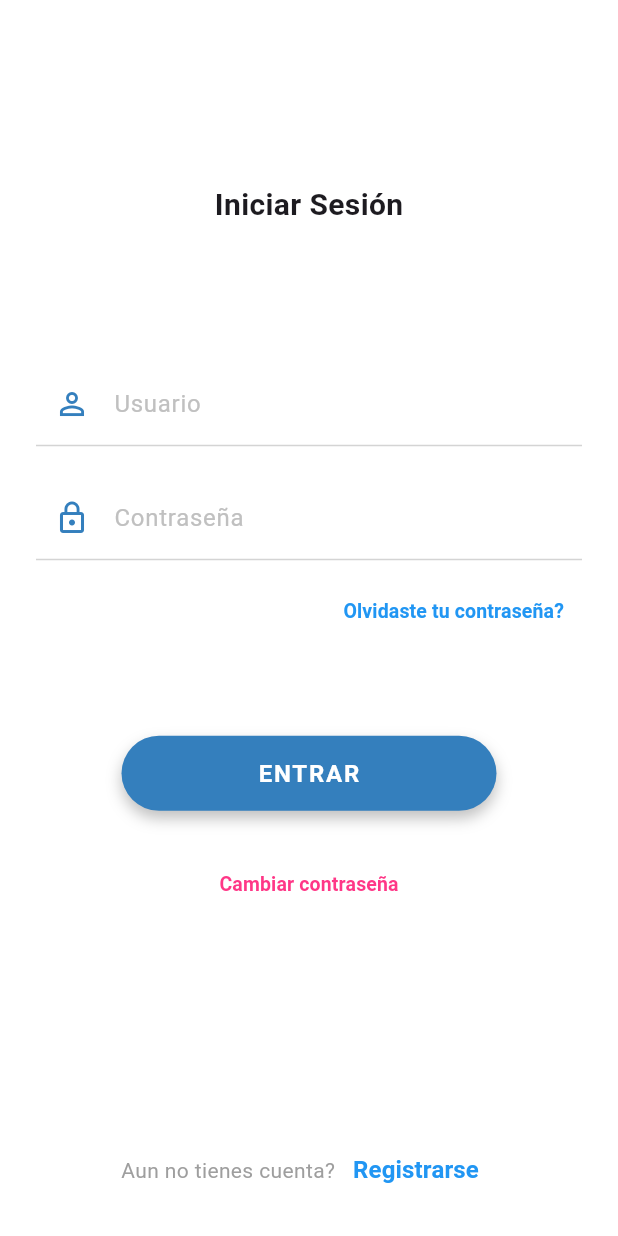
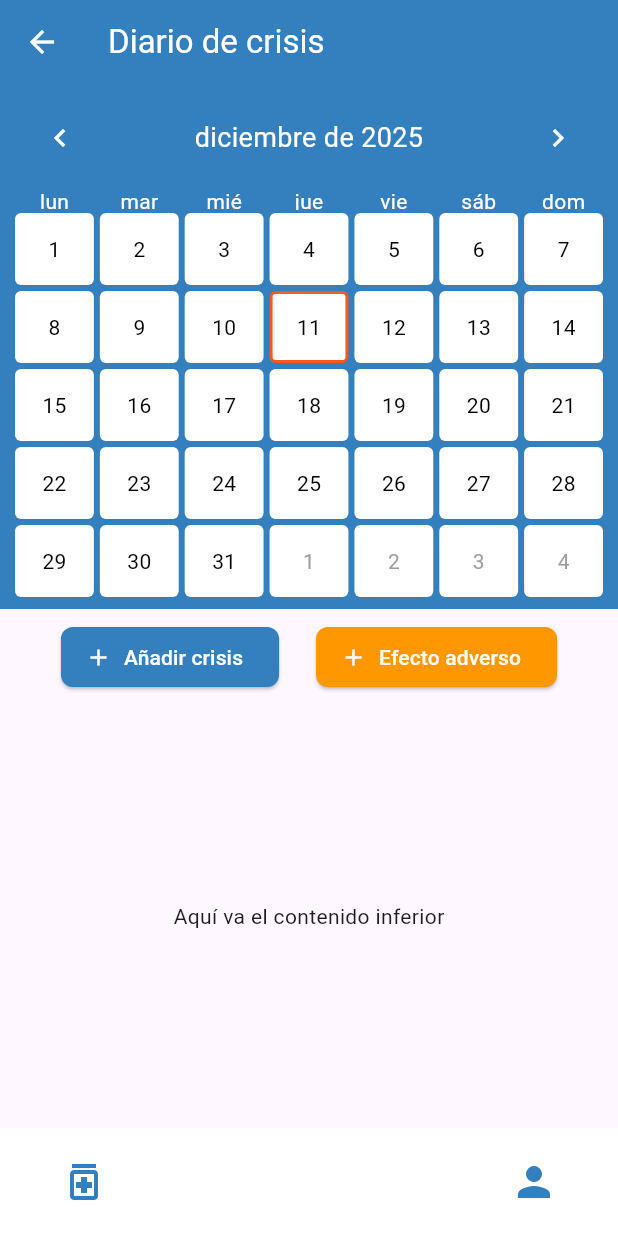
Before and after one commit to juanmarcos99/app, a Flutter app: the screen it shows after launch, on a phone screen of 412 x 824 dp. Run offline on Flutter 3.47's test engine with Material 3 defaults, Android fonts, the phone set to English and light mode, and no system bars; drawn by our look-alikes of table_calendar; our stand-ins replace equatable, flutter_bloc, get_it, sqflite; accounts and stored records are empty.

Commit message:
Se hizo la patalla diario

```diff
--- a/lib/app_routes.dart
+++ b/lib/app_routes.dart
@@ -1,10 +1,11 @@
+import 'package:app/features/diary/dairy.dart';
 import 'package:flutter/material.dart';
 import 'package:app/features/auth/ui/auth_ui.dart';
-
 
 class AppRoutes {
   static const login = '/login';
   static const register = '/register';
+  static const diary = '/diary';
 
   static Route<dynamic> generateRoute(RouteSettings settings) {
     switch (settings.name) {
@@ -12,11 +13,12 @@ class AppRoutes {
         return MaterialPageRoute(builder: (_) => const LoginPage());
       case register:
         return MaterialPageRoute(builder: (_) => const RegisterUserPage());
+      case diary:
+        return MaterialPageRoute(builder: (_) => const DiaryPage());
       default:
         return MaterialPageRoute(
-          builder: (_) => const Scaffold(
-            body: Center(child: Text('Ruta no encontrada')),
-          ),
+          builder: (_) =>
+              const Scaffold(body: Center(child: Text('Ruta no encontrada'))),
         );
     }
   }
--- a/lib/features/auth/ui/pages/login/login_screen.dart
+++ b/lib/features/auth/ui/pages/login/login_screen.dart
@@ -2,6 +2,7 @@ import 'package:app/core/core.dart';
 import 'package:flutter/material.dart';
 import 'package:flutter_bloc/flutter_bloc.dart';
 import 'package:app/features/auth/auth.dart';
+
 
 class LoginPage extends StatefulWidget {
   const LoginPage({super.key});
@@ -40,8 +41,7 @@ class _LoginPageState extends State<LoginPage> {
                   backgroundColor: Colors.green,
                 ),
               );
-              // Ejemplo: navegar a home
-              // Navigator.pushReplacementNamed(context, AppRoutes.home);
+              Navigator.pushNamed(context, AppRoutes.diary);
             }
           },
           builder: (context, state) {
--- /dev/null
+++ b/lib/features/diary/dairy.dart
@@ -0,0 +1 @@
+export 'ui/diary_ui.dart';
--- /dev/null
+++ b/lib/features/diary/ui/diary_ui.dart
@@ -0,0 +1,2 @@
+export 'pages/dairy/dairy_screen.dart';
+export 'pages/dairy/widgets/table_calendar.dart';
--- /dev/null
+++ b/lib/features/diary/ui/pages/dairy/dairy_screen.dart
@@ -0,0 +1,112 @@
+import 'package:flutter/material.dart';
+import 'package:app/features/diary/ui/diary_ui.dart';
+import 'package:app/core/theme/style/colors.dart';
+
+class DiaryPage extends StatelessWidget {
+  const DiaryPage({super.key});
+
+  @override
+  Widget build(BuildContext context) {
+    return Scaffold(
+      appBar: AppBar(
+        backgroundColor: AppColors.primary,
+        title: const Text("Diario de crisis", style: TextStyle(color: AppColors.white),),
+        automaticallyImplyLeading: true,
+        leading: IconButton(
+          icon: const Icon(Icons.arrow_back, color: Colors.white),
+          onPressed: () {
+            Navigator.of(context).pop(); // vuelve a la pantalla anterior
+          },
+        ),
+      ),
+      body: SafeArea(
+        child: Column(
+          children: [
+            // 👆 Calendario con altura fija
+            const SizedBox(height: 350, child: DiaryCalendar()),
+
+            // 👇 Botones pegados justo debajo del calendario
+            Padding(
+              padding: const EdgeInsets.symmetric(horizontal: 16, vertical: 8),
+              child: Row(
+                mainAxisAlignment: MainAxisAlignment.spaceEvenly,
+                children: [
+                  ElevatedButton.icon(
+                    style: ElevatedButton.styleFrom(
+                      backgroundColor: AppColors.primary,
+                      shape: RoundedRectangleBorder(
+                        borderRadius: BorderRadius.circular(8),
+                      ),
+                    ),
+                    icon: const Icon(Icons.add, color: Colors.white),
+                    label: const Text(
+                      "Añadir crisis",
+                      style: TextStyle(color: Colors.white),
+                    ),
+                    onPressed: () {
+                      // Acción para añadir crisis
+                    },
+                  ),
+                  ElevatedButton.icon(
+                    style: ElevatedButton.styleFrom(
+                      backgroundColor: Colors.orange,
+                      shape: RoundedRectangleBorder(
+                        borderRadius: BorderRadius.circular(8),
+                      ),
+                    ),
+                    icon: const Icon(Icons.add, color: Colors.white),
+                    label: const Text(
+                      "Efecto adverso",
+                      style: TextStyle(color: Colors.white),
+                    ),
+                    onPressed: () {
+                      // Acción para efecto adverso
+                    },
+                  ),
+                ],
+              ),
+            ),
+
+            // 👇 Espacio para el resto del contenido
+            const Expanded(
+              child: Center(child: Text("Aquí va el contenido inferior")),
+            ),
+          ],
+        ),
+      ),
+
+      // 👇 Pie de pantalla con iconos de píldoras y usuario
+      bottomNavigationBar: Container(
+        color: Colors.white,
+        padding: const EdgeInsets.symmetric(horizontal: 32, vertical: 12),
+        child: Row(
+          mainAxisAlignment: MainAxisAlignment.spaceBetween,
+          children: [
+            // Botón de píldoras
+            IconButton(
+              icon: const Icon(
+                Icons.medication_outlined,
+                size: 32,
+                color: AppColors.primary,
+              ),
+              onPressed: () {
+                // Acción para medicación
+              },
+            ),
+            // Botón de usuario
+            IconButton(
+              icon: const Icon(
+                Icons.person,
+                size: 32,
+                color: AppColors.primary,
+              ),
+              onPressed: () {
+                // Acción para perfil
+              },
+            ),
+          ],
+        ),
+      ),
+    );
+  }
+}
--- /dev/null
+++ b/lib/features/diary/ui/pages/dairy/widgets/table_calendar.dart
@@ -0,0 +1,93 @@
+import 'package:flutter/material.dart';
+import 'package:table_calendar/table_calendar.dart';
+import 'package:app/core/theme/style/colors.dart';
+
+class DiaryCalendar extends StatefulWidget {
+  const DiaryCalendar({super.key});
+
+  @override
+  State<DiaryCalendar> createState() => _DiaryCalendarState();
+}
+
+class _DiaryCalendarState extends State<DiaryCalendar> {
+  DateTime focusedDay = DateTime.now();
+  DateTime? selectedDay;
+
+  @override
+  Widget build(BuildContext context) {
+    return Container(
+      color: AppColors.primary, // 👈 fondo azul detrás del calendario
+      padding: const EdgeInsets.symmetric(horizontal: 8, vertical: 4),
+      child: TableCalendar(
+        locale: 'es_ES',
+        firstDay: DateTime.utc(2020, 1, 1),
+        lastDay: DateTime.utc(2030, 12, 31),
+        focusedDay: focusedDay,
+        selectedDayPredicate: (day) => isSameDay(selectedDay, day),
+        onDaySelected: (day, newFocusedDay) {
+          setState(() {
+            selectedDay = day;
+            // 👇 siempre actualizar el mes enfocado
+            focusedDay = day;
+          });
+        },
+        calendarFormat: CalendarFormat.month,
+        startingDayOfWeek: StartingDayOfWeek.monday,
+        headerStyle: const HeaderStyle(
+          formatButtonVisible: false,
+          titleCentered: true,
+          titleTextStyle: TextStyle(color: Colors.white, fontSize: 18),
+          leftChevronIcon: Icon(Icons.chevron_left, color: Colors.white),
+          rightChevronIcon: Icon(Icons.chevron_right, color: Colors.white),
+        ),
+        calendarStyle: CalendarStyle(
+          cellMargin: const EdgeInsets.all(2),
+
+          // 👇 Días del mes actual
+          defaultDecoration: BoxDecoration(
+            color: Colors.white,
+            borderRadius: BorderRadius.circular(4),
+          ),
+          weekendDecoration: BoxDecoration(
+            color: Colors.white,
+            borderRadius: BorderRadius.circular(4),
+          ),
+
+          // 👇 Día seleccionado
+          selectedDecoration: BoxDecoration(
+            color: Colors.orange,
+            borderRadius: BorderRadius.circular(4),
+          ),
+
+          // 👇 Día actual
+          todayDecoration: BoxDecoration(
+            color: Colors.white,
+            borderRadius: BorderRadius.circular(4),
+            border: Border.all(color: Colors.deepOrange, width: 2),
+          ),
+
+          // 👇 Texto de días del mes actual
+          defaultTextStyle: const TextStyle(color: Colors.black),
+          weekendTextStyle: const TextStyle(color: Colors.black),
+          selectedTextStyle: const TextStyle(color: Colors.white),
+          todayTextStyle: const TextStyle(color: Colors.black),
+
+          // 👇 Días de otro mes (fuera del mes actual)
+          outsideDecoration: BoxDecoration(
+            color: Colors.white,
+            borderRadius: BorderRadius.circular(4),
+          ),
+          outsideTextStyle: const TextStyle(color: Colors.grey), // 👈 letra gris
+        ),
+        daysOfWeekStyle: const DaysOfWeekStyle(
+          weekdayStyle: TextStyle(
+            color: Colors.white,
+          ), // días LUN-VIE en blanco
+          weekendStyle: TextStyle(
+            color: Colors.white,
+          ), // días SÁB-DOM en blanco
+        ),
+      ),
+    );
+  }
+}
--- a/lib/main.dart
+++ b/lib/main.dart
@@ -1,11 +1,16 @@
 import 'package:app/core/injection/injection.dart';
+import 'package:app/features/diary/ui/pages/dairy/dairy_screen.dart';
 import 'package:flutter/material.dart';
 import 'package:app/features/auth/auth.dart';
 import 'package:flutter_bloc/flutter_bloc.dart';
 import 'package:get_it/get_it.dart';
 
+import 'package:flutter_localizations/flutter_localizations.dart';
+import 'package:intl/date_symbol_data_local.dart';
+
 void main() async {
   WidgetsFlutterBinding.ensureInitialized();
+  await initializeDateFormatting('es_ES', null);
   await initCoreDependencies();
   initAuthDependencies();
   runApp(const MainApp());
@@ -19,11 +24,18 @@ class MainApp extends StatelessWidget {
     return MultiBlocProvider(
       providers: [BlocProvider(create: (_) => GetIt.instance.get<AuthBloc>())],
       child: MaterialApp(
-        initialRoute: AppRoutes.login,
+        initialRoute: AppRoutes.diary,
         routes: {
           AppRoutes.login: (context) => const LoginPage(),
           AppRoutes.register: (context) => const RegisterUserPage(),
+          AppRoutes.diary: (context) => const DiaryPage(),
         },
+        localizationsDelegates: const [
+          GlobalMaterialLocalizations.delegate,
+          GlobalWidgetsLocalizations.delegate,
+          GlobalCupertinoLocalizations.delegate,
+        ],
+        supportedLocales: const [Locale('es', 'ES')],
       ),
     );
   }
--- a/pubspec.yaml
+++ b/pubspec.yaml
@@ -9,11 +9,16 @@ environment:
 dependencies:
   flutter:
     sdk: flutter
+  flutter_localizations:
+    sdk: flutter
   sqflite: ^2.4.2
   path: ^1.8.3
   get_it: ^8.0.2
   flutter_bloc: ^9.1.1
   equatable: ^2.0.5
+  table_calendar: ^3.0.9
+  intl: ^0.20.2
+
 dev_dependencies:
   flutter_test:
     sdk: flutter
```
Also changed, not shown: lib/features/diary/diary_injection.dart (added), pubspec.lock, 1 other file.
